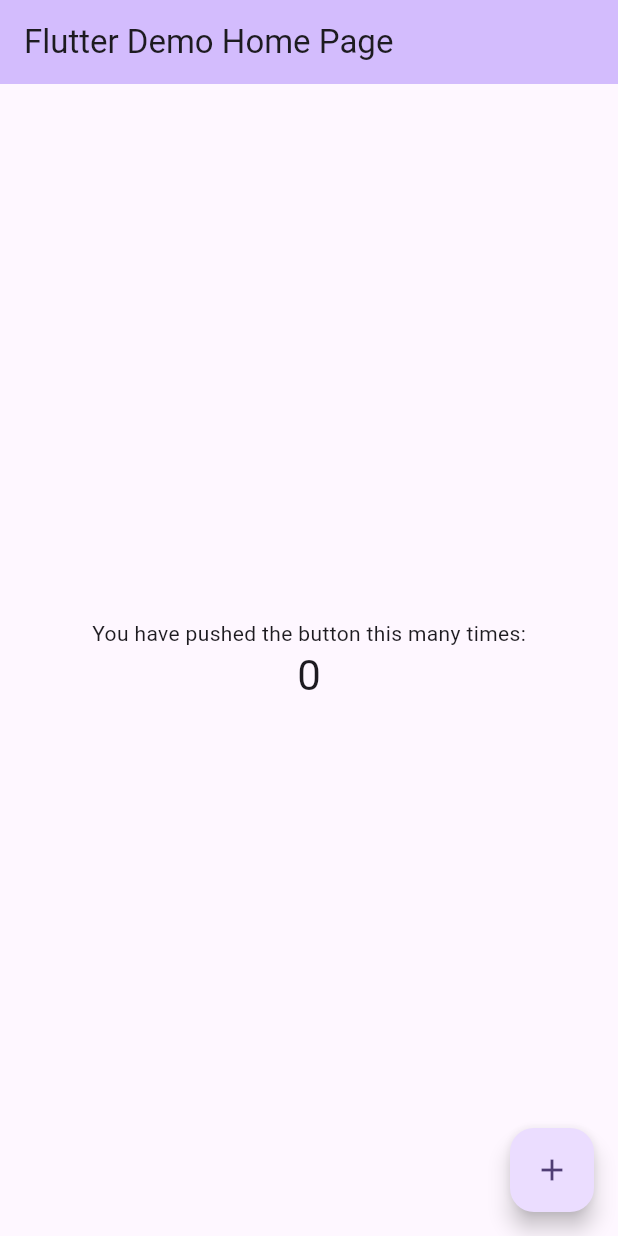
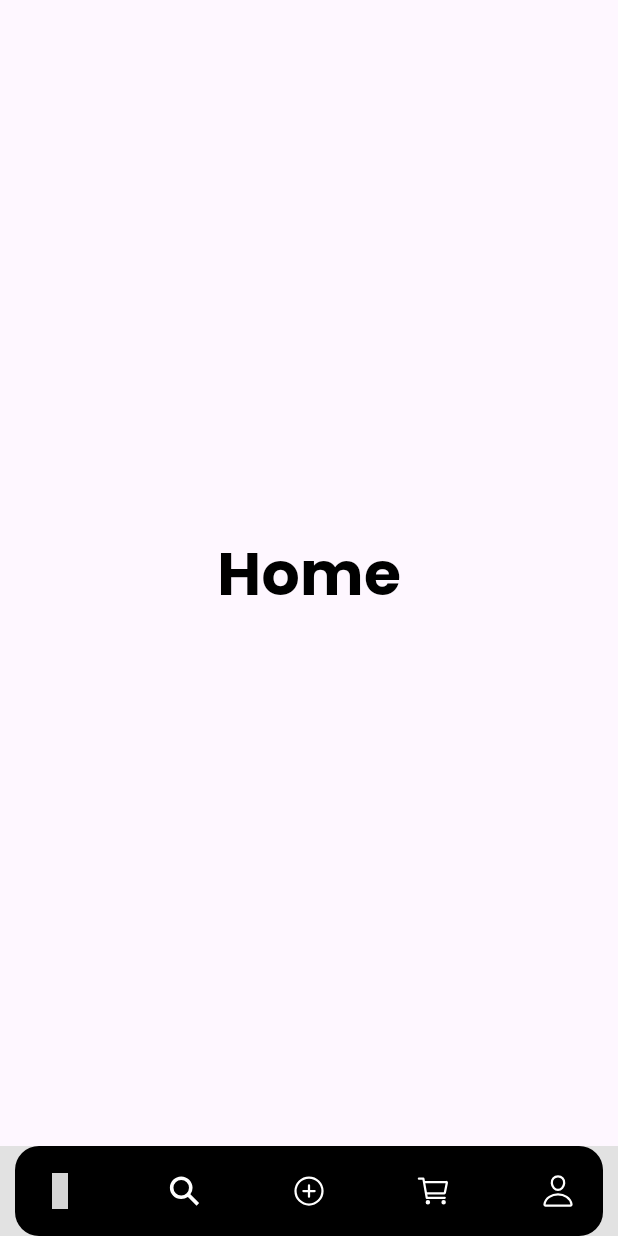
Before and after one commit to AkashKoodali/e-commerce-flutter-app, a Flutter app: the screen it shows after launch, on a phone screen of 412 x 824 dp. Run offline on Flutter 3.47's test engine with Material 2 defaults, Android fonts, the phone set to English and light mode, and no system bars; our stand-ins replace flutter_vector_icons, google_fonts; grey boxes are pictures that could not be loaded.

Commit message:
completed bottom nav bar

```diff
--- /dev/null
+++ b/client/lib/controllers/mainscreen_provider.dart
@@ -0,0 +1,12 @@
+import 'package:flutter/material.dart';
+
+class MainScreenNotifier extends ChangeNotifier {
+  int _pageIndex = 0;
+
+  int get pageIndex => _pageIndex;
+
+  set pageIndex(int newIndex) {
+    _pageIndex = newIndex;
+    notifyListeners();
+  }
+}
--- a/client/lib/main.dart
+++ b/client/lib/main.dart
@@ -1,7 +1,12 @@
+import 'package:client/controllers/mainscreen_provider.dart';
+import 'package:client/view/ui/mainscreen.dart';
 import 'package:flutter/material.dart';
+import 'package:provider/provider.dart';
 
 void main() {
-  runApp(const MyApp());
+  runApp(MultiProvider(providers: [
+    ChangeNotifierProvider(create: (context) => MainScreenNotifier())
+  ], child: const MyApp()));
 }
 
 class MyApp extends StatelessWidget {
@@ -13,113 +18,10 @@ class MyApp extends StatelessWidget {
     return MaterialApp(
       title: 'Flutter Demo',
       theme: ThemeData(
-        // This is the theme of your application.
-        //
-        // TRY THIS: Try running your application with "flutter run". You'll see
-        // the application has a blue toolbar. Then, without quitting the app,
-        // try changing the seedColor in the colorScheme below to Colors.green
-        // and then invoke "hot reload" (save your changes or press the "hot
-        // reload" button in a Flutter-supported IDE, or press "r" if you used
-        // the command line to start the app).
-        //
-        // Notice that the counter didn't reset back to zero; the application
-        // state is not lost during the reload. To reset the state, use hot
-        // restart instead.
-        //
-        // This works for code too, not just values: Most code changes can be
-        // tested with just a hot reload.
-        colorScheme: ColorScheme.fromSeed(seedColor: Colors.deepPurple),
+        primarySwatch: Colors.blue,
         useMaterial3: true,
       ),
-      home: const MyHomePage(title: 'Flutter Demo Home Page'),
+      home: MainScreen(),
     );
   }
 }
-
-class MyHomePage extends StatefulWidget {
-  const MyHomePage({super.key, required this.title});
-
-  // This widget is the home page of your application. It is stateful, meaning
-  // that it has a State object (defined below) that contains fields that affect
-  // how it looks.
-
-  // This class is the configuration for the state. It holds the values (in this
-  // case the title) provided by the parent (in this case the App widget) and
-  // used by the build method of the State. Fields in a Widget subclass are
-  // always marked "final".
-
-  final String title;
-
-  @override
-  State<MyHomePage> createState() => _MyHomePageState();
-}
-
-class _MyHomePageState extends State<MyHomePage> {
-  int _counter = 0;
-
-  void _incrementCounter() {
-    setState(() {
-      // This call to setState tells the Flutter framework that something has
-      // changed in this State, which causes it to rerun the build method below
-      // so that the display can reflect the updated values. If we changed
-      // _counter without calling setState(), then the build method would not be
-      // called again, and so nothing would appear to happen.
-      _counter++;
-    });
-  }
-
-  @override
-  Widget build(BuildContext context) {
-    // This method is rerun every time setState is called, for instance as done
-    // by the _incrementCounter method above.
-    //
-    // The Flutter framework has been optimized to make rerunning build methods
-    // fast, so that you can just rebuild anything that needs updating rather
-    // than having to individually change instances of widgets.
-    return Scaffold(
-      appBar: AppBar(
-        // TRY THIS: Try changing the color here to a specific color (to
-        // Colors.amber, perhaps?) and trigger a hot reload to see the AppBar
-        // change color while the other colors stay the same.
-        backgroundColor: Theme.of(context).colorScheme.inversePrimary,
-        // Here we take the value from the MyHomePage object that was created by
-        // the App.build method, and use it to set our appbar title.
-        title: Text(widget.title),
-      ),
-      body: Center(
-        // Center is a layout widget. It takes a single child and positions it
-        // in the middle of the parent.
-        child: Column(
-          // Column is also a layout widget. It takes a list of children and
-          // arranges them vertically. By default, it sizes itself to fit its
-          // children horizontally, and tries to be as tall as its parent.
-          //
-          // Column has various properties to control how it sizes itself and
-          // how it positions its children. Here we use mainAxisAlignment to
-          // center the children vertically; the main axis here is the vertical
-          // axis because Columns are vertical (the cross axis would be
-          // horizontal).
-          //
-          // TRY THIS: Invoke "debug painting" (choose the "Toggle Debug Paint"
-          // action in the IDE, or press "p" in the console), to see the
-          // wireframe for each widget.
-          mainAxisAlignment: MainAxisAlignment.center,
-          children: <Widget>[
-            const Text(
-              'You have pushed the button this many times:',
-            ),
-            Text(
-              '$_counter',
-              style: Theme.of(context).textTheme.headlineMedium,
-            ),
-          ],
-        ),
-      ),
-      floatingActionButton: FloatingActionButton(
-        onPressed: _incrementCounter,
-        tooltip: 'Increment',
-        child: const Icon(Icons.add),
-      ), // This trailing comma makes auto-formatting nicer for build methods.
-    );
-  }
-}
--- /dev/null
+++ b/client/lib/view/shared/bottom_nav_bar.dart
@@ -0,0 +1,71 @@
+import 'package:flutter/material.dart';
+import 'package:flutter_vector_icons/flutter_vector_icons.dart';
+import 'package:provider/provider.dart';
+
+import '../../controllers/mainscreen_provider.dart';
+import 'bottom_nav_widget.dart';
+
+class BottomNavBar extends StatelessWidget {
+  const BottomNavBar({
+    super.key,
+  });
+
+  @override
+  Widget build(BuildContext context) {
+    return Consumer<MainScreenNotifier>(
+        builder: (context, mainScreenNotifier, child) {
+      return SafeArea(
+          child: Container(
+        padding: const EdgeInsets.all(12),
+        margin: const EdgeInsets.symmetric(horizontal: 10),
+        decoration: BoxDecoration(
+            color: Colors.black, borderRadius: BorderRadius.circular(16)),
+        child: Row(
+          mainAxisAlignment: MainAxisAlignment.spaceBetween,
+          children: [
+            BottomNavWidget(
+              onTap: () {
+                mainScreenNotifier.pageIndex = 0;
+              },
+              icon: mainScreenNotifier.pageIndex == 0
+                  ? MaterialCommunityIcons.home
+                  : MaterialCommunityIcons.home_outline,
+            ),
+            BottomNavWidget(
+              onTap: () {
+                mainScreenNotifier.pageIndex = 1;
+              },
+              icon: mainScreenNotifier.pageIndex == 1
+                  ? Ionicons.search
+                  : Ionicons.search_sharp,
+            ),
+            BottomNavWidget(
+              onTap: () {
+                mainScreenNotifier.pageIndex = 2;
+              },
+              icon: mainScreenNotifier.pageIndex == 2
+                  ? Ionicons.add
+                  : Ionicons.add_circle_outline,
+            ),
+            BottomNavWidget(
+              onTap: () {
+                mainScreenNotifier.pageIndex = 3;
+              },
+              icon: mainScreenNotifier.pageIndex == 3
+                  ? Ionicons.cart
+                  : Ionicons.cart_outline,
+            ),
+            BottomNavWidget(
+              onTap: () {
+                mainScreenNotifier.pageIndex = 4;
+              },
+              icon: mainScreenNotifier.pageIndex == 4
+                  ? Ionicons.person
+                  : Ionicons.person_outline,
+            ),
+          ],
+        ),
+      ));
+    });
+  }
+}
--- /dev/null
+++ b/client/lib/view/shared/bottom_nav_widget.dart
@@ -0,0 +1,23 @@
+import 'package:flutter/material.dart';
+
+class BottomNavWidget extends StatelessWidget {
+  const BottomNavWidget({super.key, this.onTap, this.icon});
+
+  final void Function()? onTap;
+  final IconData? icon;
+
+  @override
+  Widget build(BuildContext context) {
+    return GestureDetector(
+      onTap: onTap,
+      child: SizedBox(
+        height: 36,
+        width: 36,
+        child: Icon(
+          icon,
+          color: Colors.white,
+        ),
+      ),
+    );
+  }
+}
--- /dev/null
+++ b/client/lib/view/ui/homepage.dart
@@ -0,0 +1,23 @@
+import 'package:flutter/material.dart';
+import 'package:client/view/shared/appstyle.dart';
+
+class HomePage extends StatefulWidget {
+  const HomePage({Key? key}) : super(key: key);
+
+  @override
+  State<HomePage> createState() => _HomePageState();
+}
+
+class _HomePageState extends State<HomePage> {
+  @override
+  Widget build(BuildContext context) {
+    return Scaffold(
+      body: Center(
+        child: Text(
+          "Home",
+          style: appstyle(40, Colors.black, FontWeight.bold),
+        ),
+      ),
+    );
+  }
+}
--- /dev/null
+++ b/client/lib/view/ui/mainscreen.dart
@@ -0,0 +1,34 @@
+import 'package:client/controllers/mainscreen_provider.dart';
+import 'package:client/view/ui/cartpage.dart';
+import 'package:client/view/ui/homepage.dart';
+import 'package:client/view/ui/profile.dart';
+import 'package:client/view/ui/searchpage.dart';
+import 'package:flutter/material.dart';
+import 'package:provider/provider.dart';
+
+import '../shared/bottom_nav_bar.dart';
+
+// ignore: must_be_immutable
+class MainScreen extends StatelessWidget {
+  MainScreen({Key? key}) : super(key: key);
+
+  List<Widget> pageList = const [
+    HomePage(),
+    SearchPage(),
+    HomePage(),
+    CartPage(),
+    ProfilePage()
+  ];
+
+  @override
+  Widget build(BuildContext context) {
+    return Consumer<MainScreenNotifier>(
+        builder: (context, mainScreenNotifier, child) {
+      return Scaffold(
+        body: pageList[mainScreenNotifier.pageIndex],
+        backgroundColor: const Color(0xFFE2E2E2),
+        bottomNavigationBar: const BottomNavBar(),
+      );
+    });
+  }
+}
--- a/client/pubspec.yaml
+++ b/client/pubspec.yaml
@@ -36,6 +36,9 @@ dependencies:
   # Use with the CupertinoIcons class for iOS style icons.
   cupertino_icons: ^1.0.2
   google_fonts: ^5.1.0
+  ionicons: ^0.2.2
+  flutter_vector_icons: ^2.0.0
+  provider: ^6.0.5
 
 dev_dependencies:
   flutter_test:
```
Also changed, not shown: client/lib/view/ui/cartpage.dart (added, +24 -0 lines), client/lib/view/ui/profile.dart (added, +24 -0 lines), client/lib/view/ui/searchpage.dart (added, +24 -0 lines), client/pubspec.lock, 3 other files.
